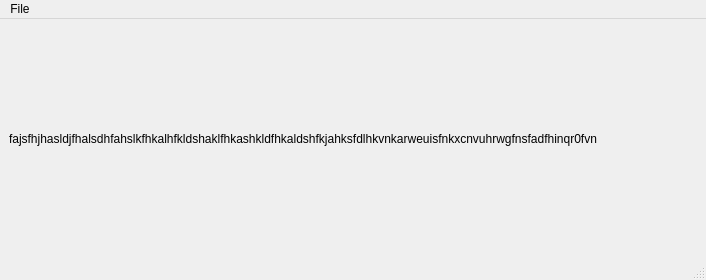
Qt form mainwindow.ui (Aditeya/chat-leader-gui) before a commit.
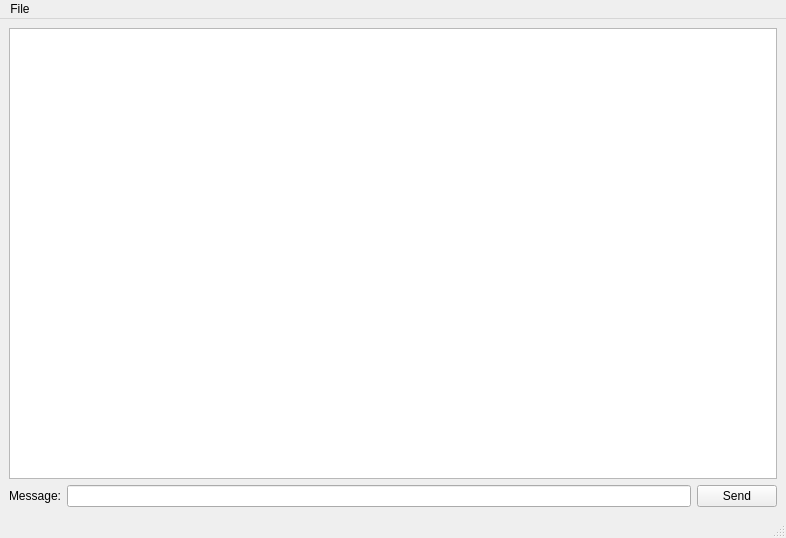
The same form after that commit.

Commit message: Added basic chat window ui

```diff
--- a/mainwindow.ui
+++ b/mainwindow.ui
@@ -6,24 +6,48 @@
    <rect>
     <x>0</x>
     <y>0</y>
-    <width>706</width>
-    <height>280</height>
+    <width>786</width>
+    <height>538</height>
    </rect>
   </property>
   <property name="windowTitle">
    <string>MainWindow</string>
   </property>
   <widget class="QWidget" name="centralwidget">
-   <layout class="QGridLayout" name="gridLayout_2">
-    <item row="0" column="0">
-     <widget class="QLabel" name="label">
-      <property name="text">
-       <string notr="true">fajsfhjhasldjfhalsdhfahslkfhkalhfkldshaklfhkashkldfhkaldshfkjahksfdlhkvnkarweuisfnkxcnvuhrwgfnsfadfhinqr0fvn</string>
+   <layout class="QHBoxLayout" name="horizontalLayout">
+    <item>
+     <layout class="QVBoxLayout" name="verticalLayout">
+      <property name="sizeConstraint">
+       <enum>QLayout::SetNoConstraint</enum>
       </property>
-      <property name="wordWrap">
-       <bool>true</bool>
-      </property>
-     </widget>
+      <item>
+       <widget class="QTextBrowser" name="textBrowser"/>
+      </item>
+      <item>
+       <layout class="QHBoxLayout" name="horizontalLayout_2">
+        <property name="sizeConstraint">
+         <enum>QLayout::SetDefaultConstraint</enum>
+        </property>
+        <item>
+         <widget class="QLabel" name="label">
+          <property name="text">
+           <string>Message:</string>
+          </property>
+         </widget>
+        </item>
+        <item>
+         <widget class="QLineEdit" name="lineEdit"/>
+        </item>
+        <item>
+         <widget class="QPushButton" name="pushButton">
+          <property name="text">
+           <string>Send</string>
+          </property>
+         </widget>
+        </item>
+       </layout>
+      </item>
+     </layout>
     </item>
    </layout>
   </widget>
@@ -32,7 +56,7 @@
     <rect>
      <x>0</x>
      <y>0</y>
-     <width>706</width>
+     <width>786</width>
      <height>21</height>
     </rect>
    </property>
```
